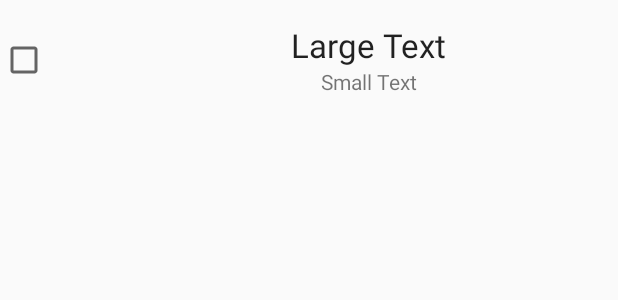
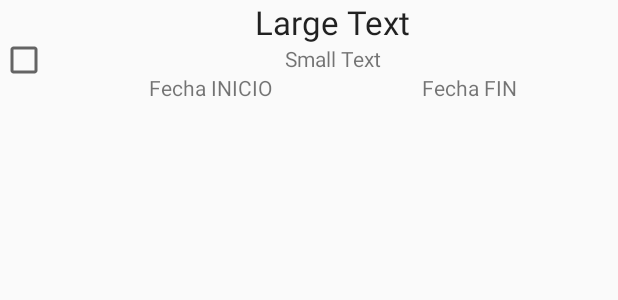
Before and after one commit to ManuelChan96/Tap-U5-AndroidProject, an Android app: the layout entrada.xml on its own in the app's theme, with its tools: preview values and no code run, on a phone screen of 412 x 824 dp. Shown: the top 300 px of the screen. Run offline under Robolectric (Android 15) with nearby library versions, the phone set to English and light mode, and no system bars.

```diff
--- a/app/src/main/AndroidManifest.xml
+++ b/app/src/main/AndroidManifest.xml
@@ -15,8 +15,9 @@
                 <category android:name="android.intent.category.LAUNCHER" />
             </intent-filter>
         </activity>
-        <activity android:name="josediego.tap_u5_proyectoandroid.NewObject" />
         <activity android:name=".NewObject"></activity>
+        <activity android:name=".ListaSimple" />
+
     </application>
 
 </manifest>
--- a/app/src/main/java/com/example/josediego/tap_u5_proyectoandroid/DrawerItemClickListener.java
+++ b/app/src/main/java/com/example/josediego/tap_u5_proyectoandroid/DrawerItemClickListener.java
@@ -6,6 +6,7 @@ package com.example.josediego.tap_u5_proyectoandroid;
 import android.app.Activity;
 import android.app.Fragment;
 import android.app.FragmentManager;
+import android.content.Intent;
 import android.os.Bundle;
 import android.support.v4.app.FragmentActivity;
 import android.view.View;
@@ -15,9 +16,9 @@ import android.widget.Toast;
 public class DrawerItemClickListener extends Activity implements ListView.OnItemClickListener {
     @Override
     public void onItemClick(AdapterView parent, View view, int position, long id) {
-        selectItem(position);
+        selectItem(position,view);
     }
-    private void selectItem(int position) {
+    private void selectItem(int position, View view) {
         FragmentManager fragmentManager = getFragmentManager();
         switch (position) {
             case 0:
--- a/app/src/main/res/layout/entrada.xml
+++ b/app/src/main/res/layout/entrada.xml
@@ -5,7 +5,7 @@
         android:orientation="horizontal" >
         <CheckBox
             android:id="@+id/checked"
-            android:layout_width="80dp"
+            android:layout_width="wrap_content"
             android:layout_height="80dp"
             android:adjustViewBounds="true"
             android:scaleType="fitXY"
@@ -30,7 +30,30 @@
                 android:layout_height="wrap_content"
                 android:text="Small Text"
                 android:textAppearance="?android:attr/textAppearanceSmall" />
+            <LinearLayout
+                android:layout_width="wrap_content"
+                android:layout_height="match_parent"
+                android:gravity="center"
+                android:orientation="horizontal" >
 
+                <TextView
+                    android:id="@+id/textView_fecha_inicio"
+                    android:layout_width="wrap_content"
+                    android:layout_height="match_parent"
+                    android:text="Fecha INICIO"
+                    android:textAppearance="?android:attr/textAppearanceSmall"
+                    android:layout_weight="1"
+                    style="1"
+                    android:layout_marginRight="50dp" />
+                <TextView
+                    android:id="@+id/textView_fecha_fin"
+                    android:layout_width="wrap_content"
+                    android:layout_height="match_parent"
+                    android:text="Fecha FIN"
+                    android:textAppearance="?android:attr/textAppearanceSmall"
+                    android:layout_weight="1"
+                    android:layout_marginLeft="50dp" />
+
+            </LinearLayout>
         </LinearLayout>
-
 </LinearLayout>
```
Also changed, not shown: app/src/main/java/com/example/josediego/tap_u5_proyectoandroid/ListaSimple.java (+38 -17 lines), app/src/main/java/com/example/josediego/tap_u5_proyectoandroid/Lista_entrada.java (+33 -9 lines), app/src/main/java/com/example/josediego/tap_u5_proyectoandroid/MainActivity.java (+16 -0 lines), app/src/main/res/layout/activity_main.xml (+12 -1 lines).
